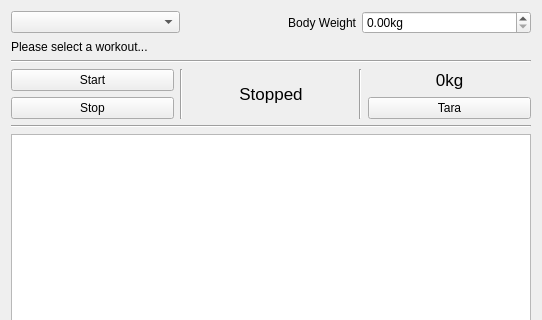
Before: the Qt Designer form ui/MeasurementGui.ui in OddgitHub/Critical-Force, drawn with Qt 5; both pictures show x 0 to 542 and y 0 to 320 of the 542 by 488 pixel window.
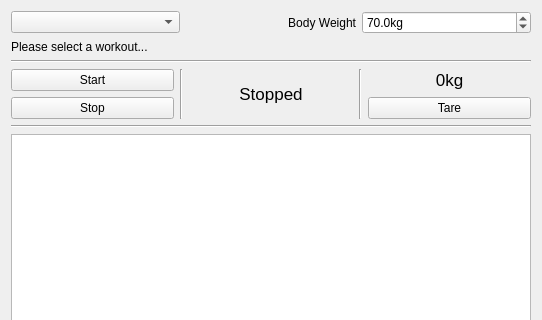
After: the same form once the commit is applied. Custom widgets are drawn as their Qt base class.

Diff of the .ui file:
```diff
--- a/ui/MeasurementGui.ui
+++ b/ui/MeasurementGui.ui
@@ -37,6 +37,18 @@
        <property name="suffix">
         <string>kg</string>
        </property>
+       <property name="decimals">
+        <number>1</number>
+       </property>
+       <property name="minimum">
+        <double>40.000000000000000</double>
+       </property>
+       <property name="maximum">
+        <double>200.000000000000000</double>
+       </property>
+       <property name="value">
+        <double>70.000000000000000</double>
+       </property>
       </widget>
      </item>
     </layout>
@@ -145,7 +157,7 @@
           </size>
          </property>
          <property name="text">
-          <string>Tara</string>
+          <string>Tare</string>
          </property>
         </widget>
        </item>
```
Left out of the diff: 6 changed lines with no effect on the pictures.
